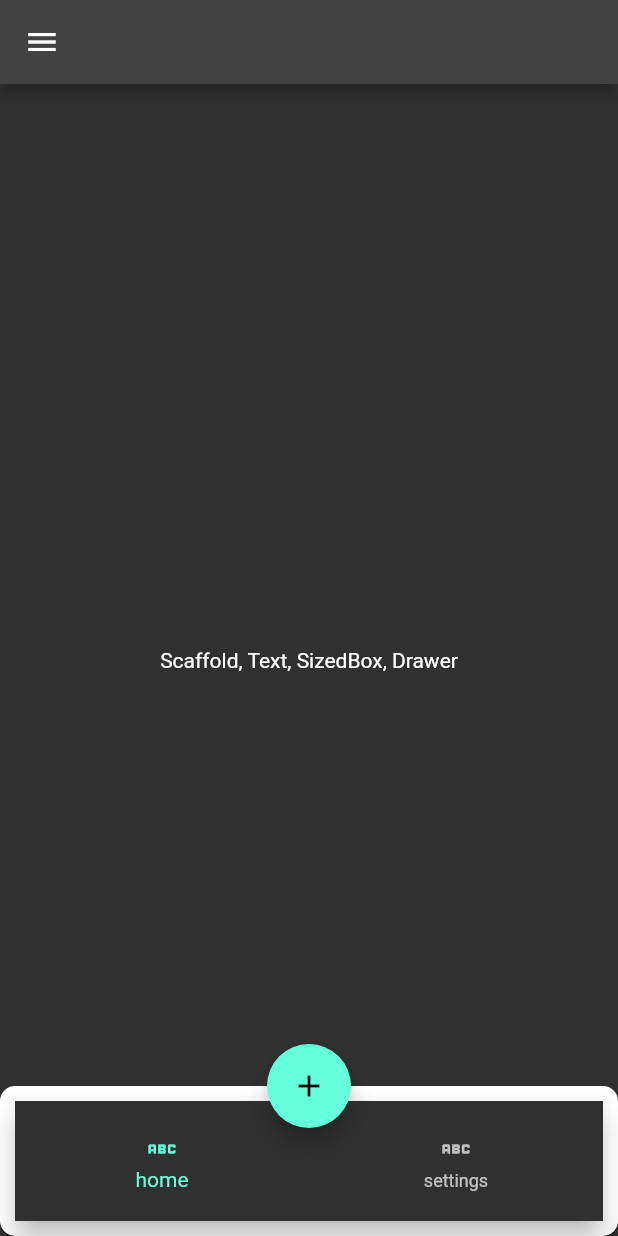
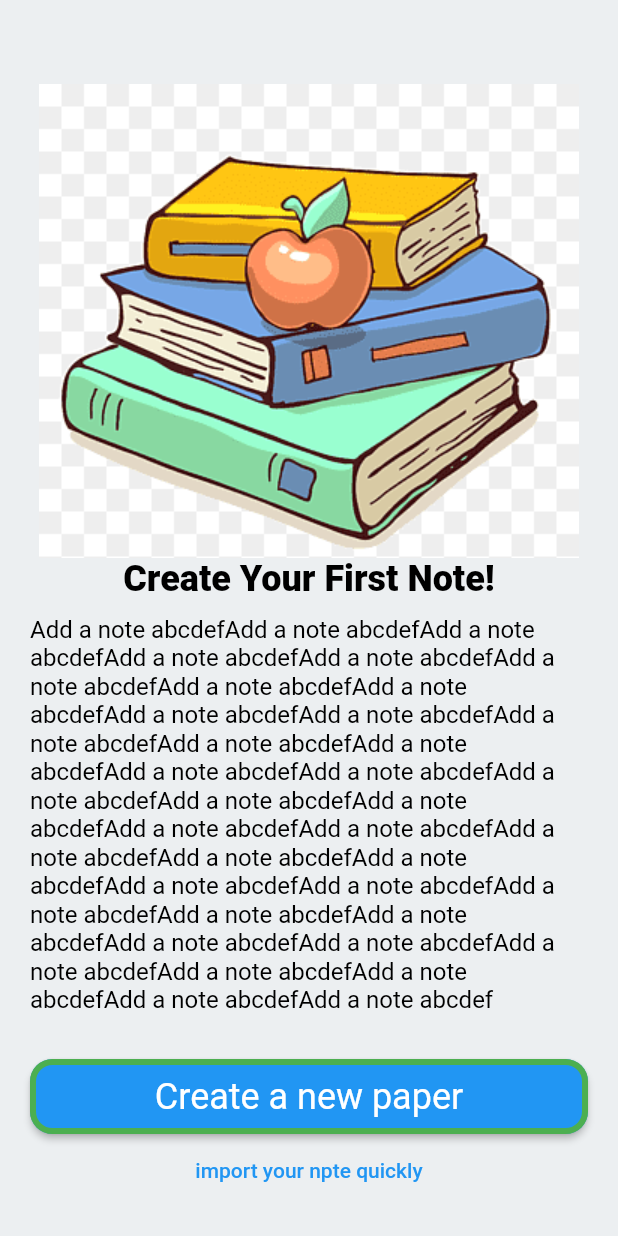
Before and after one commit to enveramil/LearnFlutter, a Flutter app: the screen it shows after launch, on a phone screen of 412 x 824 dp. Run offline on Flutter 3.47's test engine with Material 2 defaults, Android fonts, the phone set to English and light mode, and no system bars.

Commit message:
Button, ThemeData, Color, Card, Stateless Widget, Padding, Image, Error Builder, Special Design

```diff
--- a/lib/main.dart
+++ b/lib/main.dart
@@ -1,5 +1,10 @@
 import 'package:flutter/material.dart';
-import 'package:flutter_full_learn/101/scaffold_learn.dart';
+import 'package:flutter/services.dart';
+import 'package:flutter_full_learn/101/card_learn.dart';
+import 'package:flutter_full_learn/101/stateless_learn.dart';
+import 'package:flutter_full_learn/ui%20design/coding_ui_design.dart';
+
+import '101/scaffold_learn.dart';
 
 void main() {
   runApp(const MyApp());
@@ -14,8 +19,15 @@ class MyApp extends StatelessWidget {
     return MaterialApp(
       title: 'Flutter Demo',
       debugShowCheckedModeBanner: false,
-      theme: ThemeData.dark(),
-      home: const ScaffoldLearn(),
+      theme: ThemeData.dark().copyWith(
+        appBarTheme: const AppBarTheme(
+          centerTitle: true,
+          systemOverlayStyle: SystemUiOverlayStyle.light,
+          backgroundColor: Colors.transparent,
+          elevation: 0,
+        ),
+      ),
+      home: const UiDesignApp(),
     );
   }
 }
--- /dev/null
+++ b/lib/ui design/coding_ui_design.dart
@@ -0,0 +1,142 @@
+import 'package:flutter/material.dart';
+import 'package:flutter/services.dart';
+
+class UiDesignApp extends StatelessWidget {
+  const UiDesignApp({Key? key}) : super(key: key);
+
+  final title = "Create Your First Note!";
+  final subTitle = "Add a note abcdef";
+  final buttonWrite = "Create a new paper";
+  final importNote = "import your npte quickly";
+
+  @override
+  Widget build(BuildContext context) {
+    return Scaffold(
+      backgroundColor: Colors.blueGrey[50],
+      appBar: AppBar(
+        systemOverlayStyle: SystemUiOverlayStyle.dark,
+      ),
+      body: Padding(
+        padding: PaddingItems.horizontalPadding,
+        child: Column(
+          children: [
+            PngImage(name: ImageItems().appleAndBook),
+            _titleWidget(title: title),
+            Padding(
+              padding: PaddingItems.verticalPadding,
+              child: _SubTitleWidget(
+                subTitle: subTitle,
+                textAlign: TextAlign.left,
+              ),
+            ),
+            const Spacer(),
+            _CreateButton(buttonWrite: buttonWrite),
+            TextButton(onPressed: () {}, child: Text(importNote)),
+            const SizedBox(
+              height: 20,
+            )
+          ],
+        ),
+      ),
+    );
+  }
+}
+
+class _CreateButton extends StatelessWidget {
+  const _CreateButton({
+    Key? key,
+    required this.buttonWrite,
+  }) : super(key: key);
+
+  final String buttonWrite;
+
+  @override
+  Widget build(BuildContext context) {
+    return ElevatedButton(
+        onPressed: () {},
+        style: ButtonStyle(
+            shape: MaterialStateProperty.all(RoundedRectangleBorder(
+                borderRadius: BorderRadius.circular(15),
+                side: BorderSide(color: Colors.green, width: 4)))),
+        child: SizedBox(
+            height: ButtonHeight.buttonHeight,
+            child: Center(
+                child: Text(
+              buttonWrite,
+              style: Theme.of(context).textTheme.headline5,
+            ))));
+  }
+}
+
+class _SubTitleWidget extends StatelessWidget {
+  const _SubTitleWidget({
+    Key? key,
+    this.textAlign = TextAlign.justify,
+    required this.subTitle,
+  }) : super(key: key);
+
+  final String subTitle;
+  final TextAlign textAlign;
+
+  @override
+  Widget build(BuildContext context) {
+    return Text(
+      subTitle * 35,
+      textAlign: textAlign,
+      style: Theme.of(context)
+          .textTheme
+          .subtitle1
+          ?.copyWith(color: Colors.black, fontWeight: FontWeight.w400),
+    );
+  }
+}
+
+class _titleWidget extends StatelessWidget {
+  const _titleWidget({
+    Key? key,
+    required this.title,
+  }) : super(key: key);
+
+  final String title;
+
+  @override
+  Widget build(BuildContext context) {
+    return Text(
+      title,
+      style: Theme.of(context)
+          .textTheme
+          .headline5
+          ?.copyWith(color: Colors.black, fontWeight: FontWeight.w800),
+    );
+  }
+}
+
+class PaddingItems {
+  static const EdgeInsets horizontalPadding =
+      EdgeInsets.symmetric(horizontal: 20);
+
+  static const EdgeInsets verticalPadding = EdgeInsets.symmetric(vertical: 10);
+}
+
+class ImageItems {
+  final String appleAndBook = "apple_and_book";
+}
+
+class PngImage extends StatelessWidget {
+  const PngImage({Key? key, required this.name}) : super(key: key);
+  final String name;
+
+  @override
+  Widget build(BuildContext context) {
+    return Image.asset(
+      _namewithPath,
+      fit: BoxFit.cover,
+    );
+  }
+
+  String get _namewithPath => 'assets/png/$name.png';
+}
+
+class ButtonHeight {
+  static const double buttonHeight = 50;
+}
```
Also changed, not shown: lib/101/app_bar.dart (added, +23 -0 lines), lib/101/button_learn.dart (added, +93 -0 lines), lib/101/card_learn.dart (added, +59 -0 lines), lib/101/color_learn.dart (added, +39 -0 lines), lib/101/icon_learn.dart (added, +57 -0 lines), lib/101/scaffold_learn.dart (+18 -3 lines), lib/101/stateless_learn.dart (added, +60 -0 lines), pubspec.yaml (+3 -6 lines), assets/png/apple_and_book.png (added).
